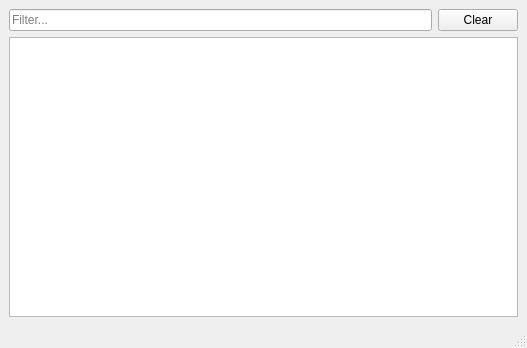
dns-gh/oodevs, file host_agent/src/libraries/client/Head.ui: the form before one commit.
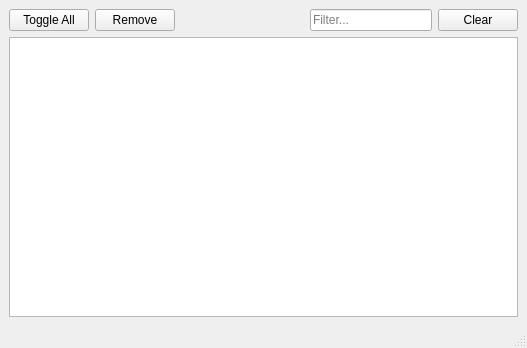
The form after the commit. Icons and pictures are not drawn.

```diff
--- a/host_agent/src/libraries/client/Head.ui
+++ b/host_agent/src/libraries/client/Head.ui
@@ -15,21 +15,67 @@
   </property>
   <widget class="QWidget" name="central">
    <layout class="QGridLayout" name="gridLayout">
-    <item row="0" column="0">
+    <item row="0" column="1">
+     <widget class="QPushButton" name="remove_items">
+      <property name="toolTip">
+       <string>Remove Selection</string>
+      </property>
+      <property name="text">
+       <string>Remove</string>
+      </property>
+      <property name="icon">
+       <iconset resource="../../applications/cloud_client/main.qrc">
+        <normaloff>:/edit-delete.png</normaloff>:/edit-delete.png</iconset>
+      </property>
+      <property name="iconSize">
+       <size>
+        <width>22</width>
+        <height>22</height>
+       </size>
+      </property>
+     </widget>
+    </item>
+    <item row="0" column="2">
+     <spacer name="horizontalSpacer">
+      <property name="orientation">
+       <enum>Qt::Horizontal</enum>
+      </property>
+      <property name="sizeHint" stdset="0">
+       <size>
+        <width>120</width>
+        <height>20</height>
+       </size>
+      </property>
+     </spacer>
+    </item>
+    <item row="0" column="3">
      <widget class="QLineEdit" name="filter">
       <property name="placeholderText">
        <string>Filter...</string>
       </property>
      </widget>
     </item>
-    <item row="0" column="1">
+    <item row="0" column="4">
      <widget class="QPushButton" name="clear_filter">
+      <property name="toolTip">
+       <string>Clear Filter</string>
+      </property>
       <property name="text">
        <string>Clear</string>
       </property>
+      <property name="icon">
+       <iconset resource="../../applications/cloud_client/main.qrc">
+        <normaloff>:/edit-clear.png</normaloff>:/edit-clear.png</iconset>
+      </property>
+      <property name="iconSize">
+       <size>
+        <width>22</width>
+        <height>22</height>
+       </size>
+      </property>
      </widget>
     </item>
-    <item row="1" column="0" colspan="2">
+    <item row="1" column="0" colspan="5">
      <widget class="QTreeView" name="items">
       <property name="alternatingRowColors">
        <bool>true</bool>
@@ -51,6 +97,26 @@
       </property>
      </widget>
     </item>
+    <item row="0" column="0">
+     <widget class="QPushButton" name="toggle_items">
+      <property name="text">
+       <string>Toggle All</string>
+      </property>
+      <property name="icon">
+       <iconset resource="../../applications/cloud_client/main.qrc">
+        <normaloff>:/go-down.png</normaloff>:/go-down.png</iconset>
+      </property>
+      <property name="iconSize">
+       <size>
+        <width>22</width>
+        <height>22</height>
+       </size>
+      </property>
+      <property name="checked">
+       <bool>false</bool>
+      </property>
+     </widget>
+    </item>
    </layout>
   </widget>
   <widget class="QMenuBar" name="menu">
```
Left out of the diff: 4 changed lines with no effect on the pictures.
